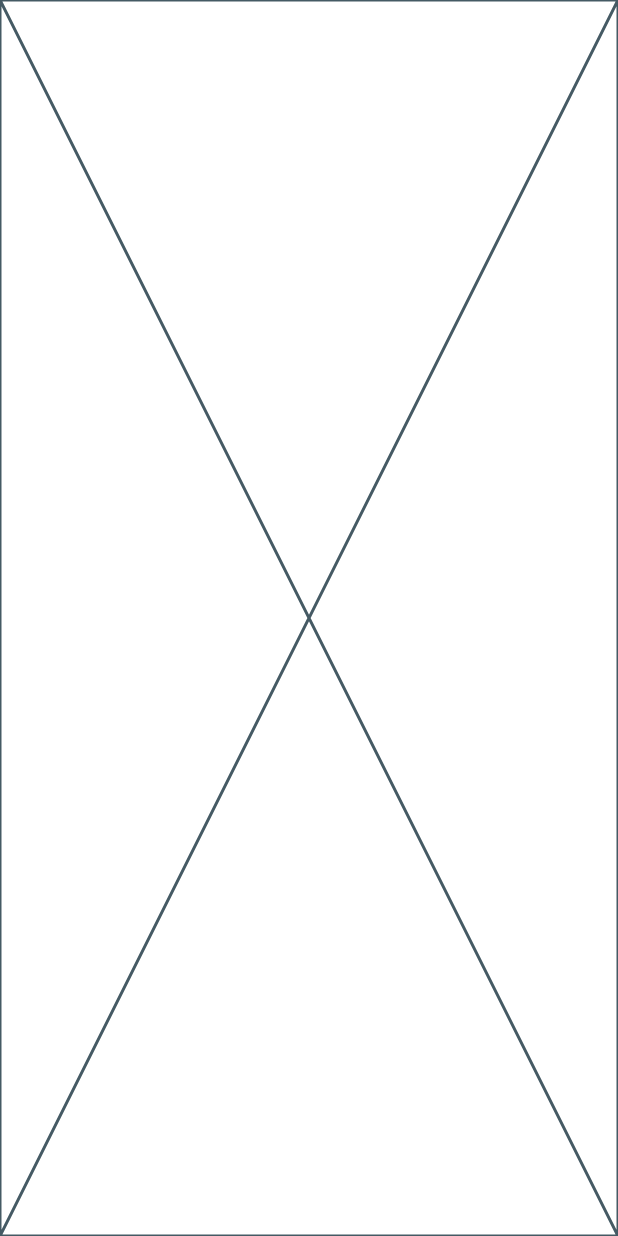
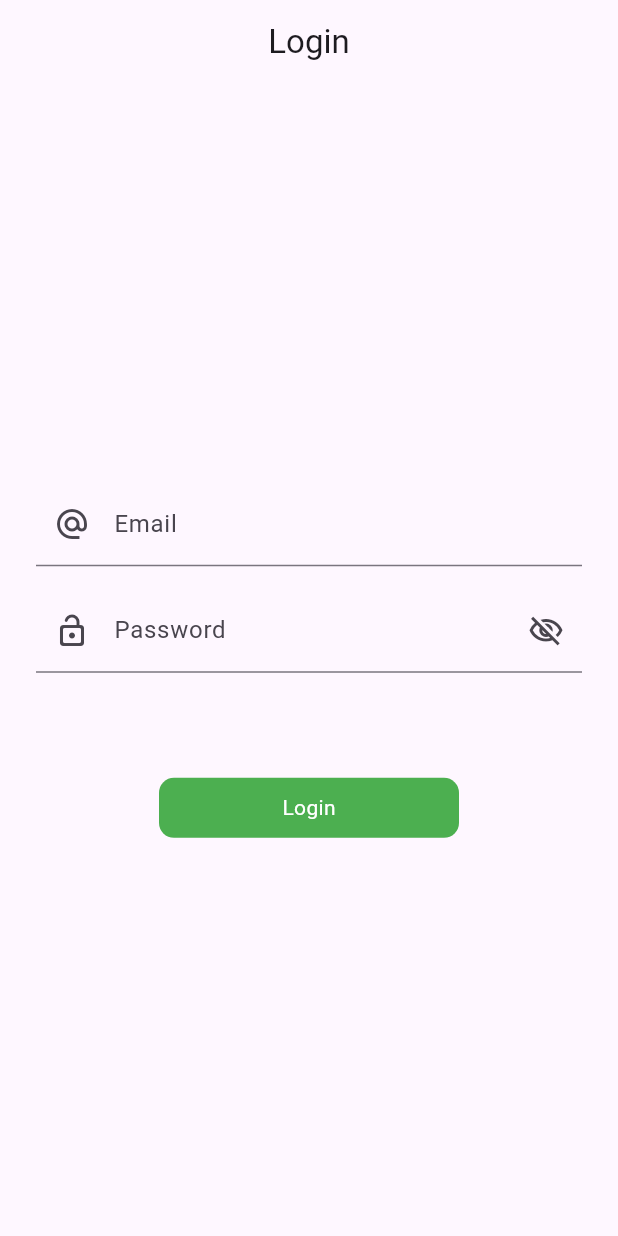
Before and after one commit to farhanfk1/voting-system, a Flutter app: the screen it shows after launch, on a phone screen of 412 x 824 dp. Run offline on Flutter 3.47's test engine with Material 3 defaults, Android fonts, the light colour scheme and no system bars; our stand-ins replace another_flushbar, fluttertoast.

Commit message:
create login Screen

```diff
--- a/voting_system/lib/utils/utils.dart
+++ b/voting_system/lib/utils/utils.dart
@@ -1,9 +1,19 @@
+
 import 'package:another_flushbar/flushbar.dart';
 import 'package:another_flushbar/flushbar_route.dart';
 import 'package:flutter/material.dart';
 import 'package:fluttertoast/fluttertoast.dart';
 
 class Utils {
+
+    static void fieldFocusChange(
+      BuildContext context,
+      FocusNode current,
+      FocusNode nextFocus){
+     current.unfocus();
+     FocusScope.of(context).requestFocus(nextFocus);
+    }
+
 
    static toastMessage(String message){
   Fluttertoast.showToast(
--- a/voting_system/lib/views/login.dart
+++ b/voting_system/lib/views/login.dart
@@ -1,4 +1,6 @@
 import 'package:flutter/material.dart';
+import 'package:voting_system/utils/utils.dart';
+import 'package:voting_system/widgets/round_button.dart';
 
 class LoginScreen extends StatefulWidget {
   const LoginScreen({super.key});
@@ -8,8 +10,115 @@ class LoginScreen extends StatefulWidget {
 }
 
 class _LoginScreenState extends State<LoginScreen> {
+     ValueNotifier<bool> _obsecurePassword = ValueNotifier<bool>(true);
+
+     final _emailController = TextEditingController();
+     final _passwordController = TextEditingController();
+     final _formKey = GlobalKey<FormState>();
+    FocusNode emailFocusNode = FocusNode();
+    FocusNode passwordFocusNode = FocusNode();
+
+    @override
+  void dispose() {
+    _emailController.dispose();
+    _passwordController.dispose();
+    emailFocusNode.dispose();
+    passwordFocusNode.dispose();
+    _obsecurePassword.dispose();
+
+    super.dispose();
+  }
+
   @override
   Widget build(BuildContext context) {
-    return const Placeholder();
+    final height = MediaQuery.of(context).size.height * 1;
+    return Scaffold(
+      appBar: AppBar(
+        title: Text('Login'),
+        centerTitle: true,
+      ),
+      body:  SafeArea(
+        child: Form(
+          key: _formKey,
+          child: Padding(
+            padding: const EdgeInsets.symmetric(horizontal: 24.0),
+            child: Column(
+              mainAxisAlignment: MainAxisAlignment.center,
+              crossAxisAlignment: CrossAxisAlignment.center,
+              children: [
+                TextFormField(
+                  controller: _emailController,
+                  keyboardType: TextInputType.emailAddress,
+                  focusNode: emailFocusNode,
+                  decoration: const InputDecoration(
+                    hintText: 'Email',
+                    labelText: 'Email',
+                    prefixIcon: Icon(Icons.alternate_email),
+
+                  ),
+                  validator: (value){
+                    if(value == null || value.isEmpty){
+                      return 'Please enter your email';
+                    }
+                    if(!value.contains('@')){
+                      return 'Enter a valif Email';
+                    }
+                    return null;
+                  },
+                  onFieldSubmitted: (value){
+                   Utils.fieldFocusChange(context, emailFocusNode, passwordFocusNode);
+                  },
+                ),
+                 SizedBox(height: 15,),
+                 ValueListenableBuilder(
+                  valueListenable: _obsecurePassword,
+                   builder: (context ,value ,child){
+                   return   TextFormField(
+                  controller: _passwordController,
+                  obscureText: _obsecurePassword.value,
+                  obscuringCharacter: '*',
+                  focusNode: passwordFocusNode,
+                  decoration: InputDecoration(
+                    hintText: 'Password',
+                    labelText: 'Password',
+                    prefixIcon: Icon(Icons.lock_open_rounded),
+                    suffixIcon: InkWell(
+                      onTap: (){
+                        _obsecurePassword.value = !_obsecurePassword.value;
+                      },
+                      child: Icon(
+                       _obsecurePassword.value ? Icons.visibility_off_outlined : Icons.visibility
+                        )),
+
+                  ),
+                  validator: (value){
+                   if(value == null || value.isEmpty){
+                    return 'Enter your Password';
+                   }
+                   if(value.length < 6){
+                    return 'Password must be at least 6 characters';
+                   }
+                   return null;
+                  },
+                );
+                   }
+                   ),
+                   SizedBox(height: height * .085,),
+                 RoundButton(
+                  onPress: (){
+                    if(_formKey.currentState!.validate()){
+                      print("Email: ${_emailController.text}");
+                      print("Password: ${_passwordController.text}");
+                    }
+                  },
+                   title: 'Login',
+                   ),
+
+              ],
+            ),
+          ),
+        )
+        ),
+    );
   }
 }
--- a/voting_system/lib/widgets/round_button.dart
+++ b/voting_system/lib/widgets/round_button.dart
@@ -5,7 +5,16 @@ class RoundButton extends StatelessWidget {
   final String title;
   final VoidCallback onPress;
   final double height;
-  const RoundButton({super.key,this.height =40, required this.onPress,required this.title});
+  final double width;
+  final bool loading;
+
+  const RoundButton({super.key,
+  this.height =40,
+   this.width = 200,
+    required this.onPress,
+    required this.title,
+    this.loading = false
+    });
 
   @override
   Widget build(BuildContext context) {
@@ -13,11 +22,13 @@ class RoundButton extends StatelessWidget {
       onTap: onPress,
       child: Container(
         height: height,
+        width: width,
         decoration: BoxDecoration(
-          color: AppColors.buttonColor
+          color: AppColors.buttonColor,
+          borderRadius: BorderRadius.circular(10),
         ),
         child: Center(
-          child: Text(title, ),
+          child: loading ? CircularProgressIndicator() : Text(title, style: TextStyle(color: AppColors.whiteColor),),
         ),
       ),
     );
```
